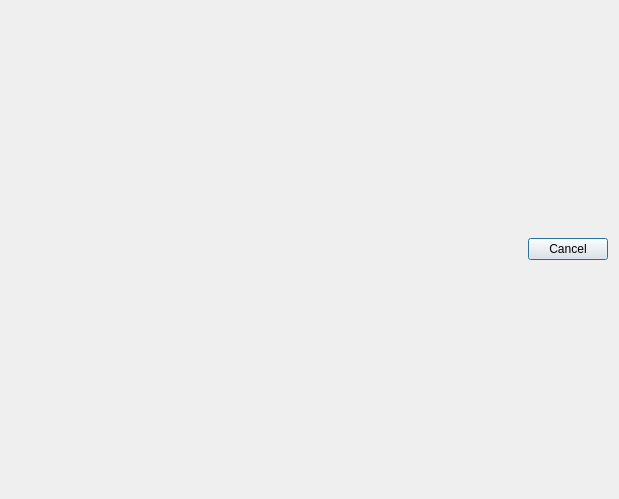
First picture: the form in twilightdialog.ui, repository PavelMr/skytechx, before the edit.
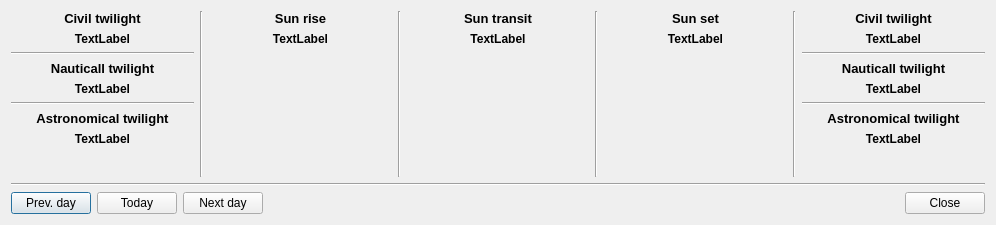
Second picture: the form after the edit. Icons and pictures are not drawn.

Patch:
```diff
--- a/twilightdialog.ui
+++ b/twilightdialog.ui
@@ -6,19 +6,554 @@
    <rect>
     <x>0</x>
     <y>0</y>
-    <width>619</width>
-    <height>499</height>
+    <width>996</width>
+    <height>225</height>
    </rect>
   </property>
   <property name="windowTitle">
    <string>Dialog</string>
   </property>
-  <layout class="QVBoxLayout" name="verticalLayout_2" stretch="1,0">
+  <layout class="QVBoxLayout" name="verticalLayout_2" stretch="1,0,0">
    <item>
-    <layout class="QVBoxLayout" name="verticalLayout"/>
+    <layout class="QVBoxLayout" name="verticalLayout">
+     <item>
+      <layout class="QHBoxLayout" name="horizontalLayout_2">
+       <item>
+        <layout class="QVBoxLayout" name="verticalLayout_3">
+         <item>
+          <layout class="QVBoxLayout" name="verticalLayout_4">
+           <item>
+            <layout class="QVBoxLayout" name="verticalLayout_5">
+             <item>
+              <widget class="QLabel" name="label_5">
+               <property name="font">
+                <font>
+                 <pointsize>10</pointsize>
+                 <weight>75</weight>
+                 <bold>true</bold>
+                </font>
+               </property>
+               <property name="text">
+                <string>Civil twilight</string>
+               </property>
+               <property name="alignment">
+                <set>Qt::AlignCenter</set>
+               </property>
+              </widget>
+             </item>
+             <item>
+              <widget class="QLabel" name="label_t2">
+               <property name="font">
+                <font>
+                 <weight>75</weight>
+                 <bold>true</bold>
+                </font>
+               </property>
+               <property name="text">
+                <string>TextLabel</string>
+               </property>
+               <property name="alignment">
+                <set>Qt::AlignCenter</set>
+               </property>
+              </widget>
+             </item>
+             <item>
+              <widget class="Line" name="line">
+               <property name="orientation">
+                <enum>Qt::Horizontal</enum>
+               </property>
+              </widget>
+             </item>
+            </layout>
+           </item>
+           <item>
+            <widget class="QLabel" name="label_3">
+             <property name="font">
+              <font>
+               <pointsize>10</pointsize>
+               <weight>75</weight>
+               <bold>true</bold>
+              </font>
+             </property>
+             <property name="text">
+              <string>Nauticall twilight</string>
+             </property>
+             <property name="alignment">
+              <set>Qt::AlignCenter</set>
+             </property>
+            </widget>
+           </item>
+           <item>
+            <widget class="QLabel" name="label_t1">
+             <property name="font">
+              <font>
+               <weight>75</weight>
+               <bold>true</bold>
+              </font>
+             </property>
+             <property name="text">
+              <string>TextLabel</string>
+             </property>
+             <property name="alignment">
+              <set>Qt::AlignCenter</set>
+             </property>
+            </widget>
+           </item>
+           <item>
+            <widget class="Line" name="line_3">
+             <property name="orientation">
+              <enum>Qt::Horizontal</enum>
+             </property>
+            </widget>
+           </item>
+          </layout>
+         </item>
+         <item>
+          <widget class="QLabel" name="label">
+           <property name="font">
+            <font>
+             <pointsize>10</pointsize>
+             <weight>75</weight>
+             <bold>true</bold>
+            </font>
+           </property>
+           <property name="text">
+            <string>Astronomical twilight</string>
+           </property>
+           <property name="alignment">
+            <set>Qt::AlignCenter</set>
+           </property>
+          </widget>
+         </item>
+         <item>
+          <widget class="QLabel" name="label_t0">
+           <property name="font">
+            <font>
+             <weight>75</weight>
+             <bold>true</bold>
+            </font>
+           </property>
+           <property name="text">
+            <string>TextLabel</string>
+           </property>
+           <property name="alignment">
+            <set>Qt::AlignCenter</set>
+           </property>
+          </widget>
+         </item>
+         <item>
+          <spacer name="verticalSpacer">
+           <property name="orientation">
+            <enum>Qt::Vertical</enum>
+           </property>
+           <property name="sizeHint" stdset="0">
+            <size>
+             <width>20</width>
+             <height>40</height>
+            </size>
+           </property>
+          </spacer>
+         </item>
+        </layout>
+       </item>
+       <item>
+        <widget class="Line" name="line_2">
+         <property name="orientation">
+          <enum>Qt::Vertical</enum>
+         </property>
+        </widget>
+       </item>
+       <item>
+        <layout class="QVBoxLayout" name="verticalLayout_6">
+         <item>
+          <widget class="QLabel" name="label_7">
+           <property name="font">
+            <font>
+             <pointsize>10</pointsize>
+             <weight>75</weight>
+             <bold>true</bold>
+            </font>
+           </property>
+           <property name="text">
+            <string>Sun rise</string>
+           </property>
+           <property name="alignment">
+            <set>Qt::AlignCenter</set>
+           </property>
+          </widget>
+         </item>
+         <item>
+          <widget class="QLabel" name="label_t3">
+           <property name="font">
+            <font>
+             <weight>75</weight>
+             <bold>true</bold>
+            </font>
+           </property>
+           <property name="text">
+            <string>TextLabel</string>
+           </property>
+           <property name="alignment">
+            <set>Qt::AlignCenter</set>
+           </property>
+          </widget>
+         </item>
+         <item>
+          <widget class="QLabel" name="label_2">
+           <property name="text">
+            <string/>
+           </property>
+           <property name="pixmap">
+            <pixmap resource="resource.qrc">:/res/rise_icon.png</pixmap>
+           </property>
+           <property name="scaledContents">
+            <bool>false</bool>
+           </property>
+           <property name="alignment">
+            <set>Qt::AlignCenter</set>
+           </property>
+          </widget>
+         </item>
+         <item>
+          <spacer name="verticalSpacer_4">
+           <property name="orientation">
+            <enum>Qt::Vertical</enum>
+           </property>
+           <property name="sizeHint" stdset="0">
+            <size>
+             <width>20</width>
+             <height>40</height>
+            </size>
+           </property>
+          </spacer>
+         </item>
+        </layout>
+       </item>
+       <item>
+        <widget class="Line" name="line_4">
+         <property name="orientation">
+          <enum>Qt::Vertical</enum>
+         </property>
+        </widget>
+       </item>
+       <item>
+        <layout class="QVBoxLayout" name="verticalLayout_10">
+         <item>
+          <widget class="QLabel" name="label_15">
+           <property name="font">
+            <font>
+             <pointsize>10</pointsize>
+             <weight>75</weight>
+             <bold>true</bold>
+            </font>
+           </property>
+           <property name="text">
+            <string>Sun transit</string>
+           </property>
+           <property name="alignment">
+            <set>Qt::AlignCenter</set>
+           </property>
+          </widget>
+         </item>
+         <item>
+          <widget class="QLabel" name="label_t4">
+           <property name="font">
+            <font>
+             <weight>75</weight>
+             <bold>true</bold>
+            </font>
+           </property>
+           <property name="text">
+            <string>TextLabel</string>
+           </property>
+           <property name="alignment">
+            <set>Qt::AlignCenter</set>
+           </property>
+          </widget>
+         </item>
+         <item>
+          <widget class="QLabel" name="label_4">
+           <property name="text">
+            <string/>
+           </property>
+           <property name="pixmap">
+            <pixmap resource="resource.qrc">:/res/transit_icon.png</pixmap>
+           </property>
+           <property name="scaledContents">
+            <bool>false</bool>
+           </property>
+           <property name="alignment">
+            <set>Qt::AlignCenter</set>
+           </property>
+          </widget>
+         </item>
+         <item>
+          <spacer name="verticalSpacer_5">
+           <property name="orientation">
+            <enum>Qt::Vertical</enum>
+           </property>
+           <property name="sizeHint" stdset="0">
+            <size>
+             <width>20</width>
+             <height>40</height>
+            </size>
+           </property>
+          </spacer>
+         </item>
+        </layout>
+       </item>
+       <item>
+        <widget class="Line" name="line_5">
+         <property name="orientation">
+          <enum>Qt::Vertical</enum>
+         </property>
+        </widget>
+       </item>
+       <item>
+        <layout class="QVBoxLayout" name="verticalLayout_15">
+         <item>
+          <widget class="QLabel" name="label_25">
+           <property name="font">
+            <font>
+             <pointsize>10</pointsize>
+             <weight>75</weight>
+             <bold>true</bold>
+            </font>
+           </property>
+           <property name="text">
+            <string>Sun set</string>
+           </property>
+           <property name="alignment">
+            <set>Qt::AlignCenter</set>
+           </property>
+          </widget>
+         </item>
+         <item>
+          <widget class="QLabel" name="label_t5">
+           <property name="font">
+            <font>
+             <weight>75</weight>
+             <bold>true</bold>
+            </font>
+           </property>
+           <property name="text">
+            <string>TextLabel</string>
+           </property>
+           <property name="alignment">
+            <set>Qt::AlignCenter</set>
+           </property>
+          </widget>
+         </item>
+         <item>
+          <widget class="QLabel" name="label_6">
+           <property name="text">
+            <string/>
+           </property>
+           <property name="pixmap">
+            <pixmap resource="resource.qrc">:/res/set_icon.png</pixmap>
+           </property>
+           <property name="scaledContents">
+            <bool>false</bool>
+           </property>
+           <property name="alignment">
+            <set>Qt::AlignCenter</set>
+           </property>
+          </widget>
+         </item>
+         <item>
+          <spacer name="verticalSpacer_6">
+           <property name="orientation">
+            <enum>Qt::Vertical</enum>
+           </property>
+           <property name="sizeHint" stdset="0">
+            <size>
+             <width>20</width>
+             <height>40</height>
+            </size>
+           </property>
+          </spacer>
+         </item>
+        </layout>
+       </item>
+       <item>
+        <widget class="Line" name="line_6">
+         <property name="orientation">
+          <enum>Qt::Vertical</enum>
+         </property>
+        </widget>
+       </item>
+       <item>
+        <layout class="QVBoxLayout" name="verticalLayout_16">
+         <item>
+          <widget class="QLabel" name="label_27">
+           <property name="font">
+            <font>
+             <pointsize>10</pointsize>
+             <weight>75</weight>
+             <bold>true</bold>
+            </font>
+           </property>
+           <property name="text">
+            <string>Civil twilight</string>
+           </property>
+           <property name="alignment">
+            <set>Qt::AlignCenter</set>
+           </property>
+          </widget>
+         </item>
+         <item>
+          <widget class="QLabel" name="label_t6">
+           <property name="font">
+            <font>
+             <weight>75</weight>
+             <bold>true</bold>
+            </font>
+           </property>
+           <property name="text">
+            <string>TextLabel</string>
+           </property>
+           <property name="alignment">
+            <set>Qt::AlignCenter</set>
+           </property>
+          </widget>
+         </item>
+         <item>
+          <layout class="QVBoxLayout" name="verticalLayout_18">
+           <item>
+            <widget class="Line" name="line_7">
+             <property name="orientation">
+              <enum>Qt::Horizontal</enum>
+             </property>
+            </widget>
+           </item>
+           <item>
+            <widget class="QLabel" name="label_31">
+             <property name="font">
+              <font>
+               <pointsize>10</pointsize>
+               <weight>75</weight>
+               <bold>true</bold>
+              </font>
+             </property>
+             <property name="text">
+              <string>Nauticall twilight</string>
+             </property>
+             <property name="alignment">
+              <set>Qt::AlignCenter</set>
+             </property>
+            </widget>
+           </item>
+           <item>
+            <widget class="QLabel" name="label_t7">
+             <property name="font">
+              <font>
+               <weight>75</weight>
+               <bold>true</bold>
+              </font>
+             </property>
+             <property name="text">
+              <string>TextLabel</string>
+             </property>
+             <property name="alignment">
+              <set>Qt::AlignCenter</set>
+             </property>
+            </widget>
+           </item>
+           <item>
+            <layout class="QVBoxLayout" name="verticalLayout_17">
+             <item>
+              <widget class="Line" name="line_8">
+               <property name="orientation">
+                <enum>Qt::Horizontal</enum>
+               </property>
+              </widget>
+             </item>
+             <item>
+              <widget class="QLabel" name="label_29">
+               <property name="font">
+                <font>
+                 <pointsize>10</pointsize>
+                 <weight>75</weight>
+                 <bold>true</bold>
+                </font>
+               </property>
+               <property name="text">
+                <string>Astronomical twilight</string>
+               </property>
+               <property name="alignment">
+                <set>Qt::AlignCenter</set>
+               </property>
+              </widget>
+             </item>
+             <item>
+              <widget class="QLabel" name="label_t8">
+               <property name="font">
+                <font>
+                 <weight>75</weight>
+                 <bold>true</bold>
+                </font>
+               </property>
+               <property name="text">
+                <string>TextLabel</string>
+               </property>
+               <property name="alignment">
+                <set>Qt::AlignCenter</set>
+               </property>
+              </widget>
+             </item>
+             <item>
+              <spacer name="verticalSpacer_9">
+               <property name="orientation">
+                <enum>Qt::Vertical</enum>
+               </property>
+               <property name="sizeHint" stdset="0">
+                <size>
+                 <width>20</width>
+                 <height>40</height>
+                </size>
+               </property>
+              </spacer>
+             </item>
+            </layout>
+           </item>
+          </layout>
+         </item>
+        </layout>
+       </item>
+      </layout>
+     </item>
+    </layout>
+   </item>
+   <item>
+    <widget class="Line" name="line_9">
+     <property name="orientation">
+      <enum>Qt::Horizontal</enum>
+     </property>
+    </widget>
    </item>
    <item>
     <layout class="QHBoxLayout" name="horizontalLayout">
+     <item>
+      <widget class="QPushButton" name="pushButton_2">
+       <property name="text">
+        <string>Prev. day</string>
+       </property>
+      </widget>
+     </item>
+     <item>
+      <widget class="QPushButton" name="pushButton_3">
+       <property name="text">
+        <string>Today</string>
+       </property>
+      </widget>
+     </item>
+     <item>
+      <widget class="QPushButton" name="pushButton_4">
+       <property name="text">
+        <string>Next day</string>
+       </property>
+      </widget>
+     </item>
      <item>
       <spacer name="horizontalSpacer">
        <property name="orientation">
@@ -35,7 +570,7 @@
      <item>
       <widget class="QPushButton" name="pushButton">
        <property name="text">
-        <string>Cancel</string>
+        <string>Close</string>
        </property>
       </widget>
      </item>
```
Left out of the diff: 4 changed lines with no effect on the pictures.
